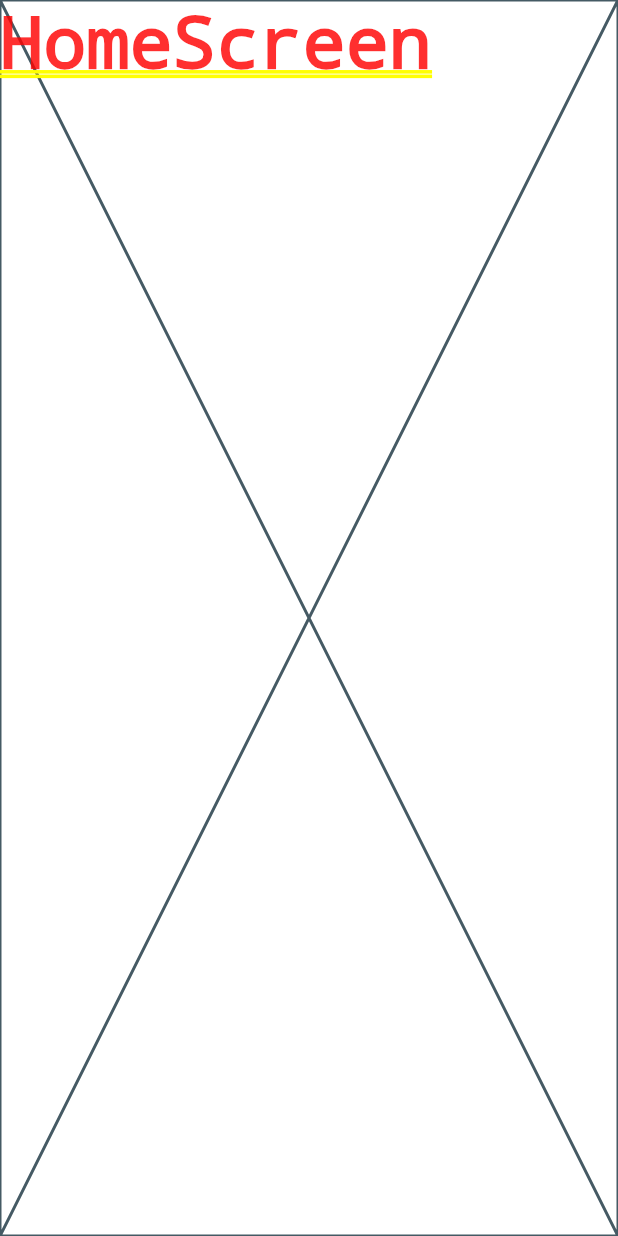
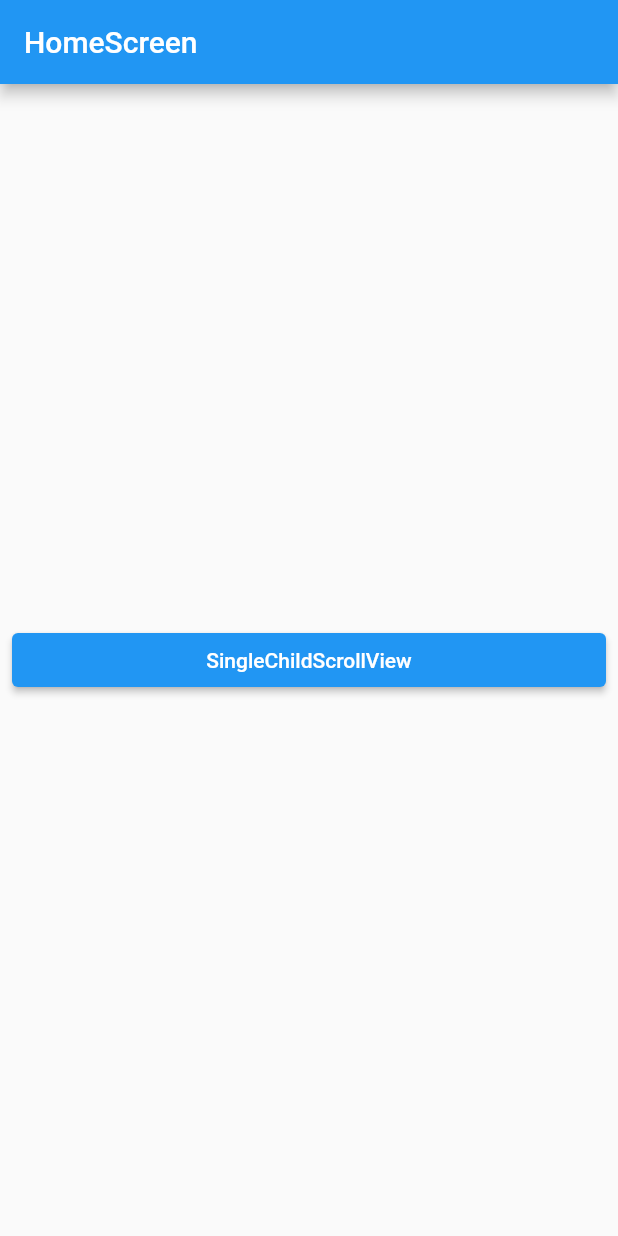
Before and after one commit to juan-rybczinski/codefactory_scrollable_widgets, a Flutter app: the screen it shows after launch, on a phone screen of 412 x 824 dp. Run offline on Flutter 3.47's test engine with Material 2 defaults, Android fonts, the phone set to English and light mode, and no system bars.

Commit message:
SingleChildScrollView - 기본 렌더링

```diff
--- /dev/null
+++ b/lib/layout/main_layout.dart
@@ -0,0 +1,22 @@
+import 'package:flutter/material.dart';
+
+class MainLayout extends StatelessWidget {
+  final String title;
+  final Widget body;
+
+  const MainLayout({
+    required this.title,
+    required this.body,
+    Key? key,
+  }) : super(key: key);
+
+  @override
+  Widget build(BuildContext context) {
+    return Scaffold(
+      appBar: AppBar(
+        title: Text(title),
+      ),
+      body: body,
+    );
+  }
+}
--- a/lib/screen/home_screen.dart
+++ b/lib/screen/home_screen.dart
@@ -1,13 +1,30 @@
 import 'package:flutter/material.dart';
+import 'package:scrollable_widgets/layout/main_layout.dart';
+import 'package:scrollable_widgets/screen/single_child_scroll_view_screen.dart';
 
 class HomeScreen extends StatelessWidget {
   const HomeScreen({Key? key}) : super(key: key);
 
   @override
   Widget build(BuildContext context) {
-    return const Placeholder(
-      child: Text(
-        'HomeScreen',
+    return MainLayout(
+      title: 'HomeScreen',
+      body: Padding(
+        padding: const EdgeInsets.symmetric(horizontal: 8.0),
+        child: Column(
+          mainAxisAlignment: MainAxisAlignment.center,
+          crossAxisAlignment: CrossAxisAlignment.stretch,
+          children: [
+            ElevatedButton(
+              onPressed: () => Navigator.of(context).push(
+                MaterialPageRoute(
+                  builder: (_) => SingleChildScrollViewScreen(),
+                ),
+              ),
+              child: Text('SingleChildScrollView'),
+            ),
+          ],
+        ),
       ),
     );
   }
```
Also changed, not shown: lib/const/colors.dart (added, +11 -0 lines), lib/screen/single_child_scroll_view_screen.dart (added, +34 -0 lines).
